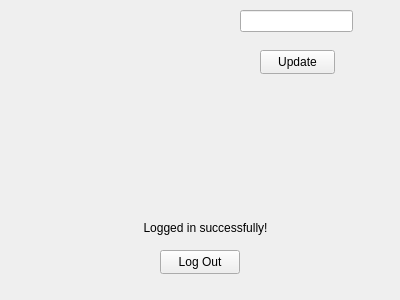
xAGitHubAccount/QTDataBase, file login.ui: the form before one commit.
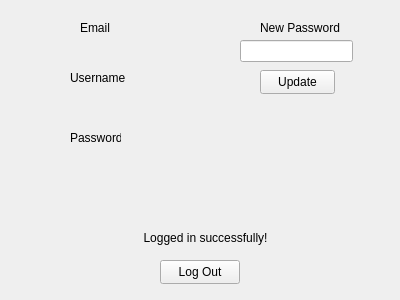
The form after the commit.

Patch:
```diff
--- a/login.ui
+++ b/login.ui
@@ -17,7 +17,7 @@
    <property name="geometry">
     <rect>
      <x>0</x>
-     <y>0</y>
+     <y>10</y>
      <width>401</width>
      <height>301</height>
     </rect>
@@ -59,7 +59,7 @@
      <property name="geometry">
       <rect>
        <x>10</x>
-       <y>10</y>
+       <y>30</y>
        <width>161</width>
        <height>16</height>
       </rect>
@@ -74,8 +74,8 @@
     <widget class="QLabel" name="userLogged">
      <property name="geometry">
       <rect>
-       <x>10</x>
-       <y>50</y>
+       <x>20</x>
+       <y>90</y>
        <width>161</width>
        <height>16</height>
       </rect>
@@ -90,8 +90,8 @@
     <widget class="QLabel" name="passLogged">
      <property name="geometry">
       <rect>
-       <x>10</x>
-       <y>20</y>
+       <x>20</x>
+       <y>160</y>
        <width>161</width>
        <height>16</height>
       </rect>
@@ -107,7 +107,7 @@
      <property name="geometry">
       <rect>
        <x>240</x>
-       <y>10</y>
+       <y>30</y>
        <width>113</width>
        <height>22</height>
       </rect>
@@ -117,7 +117,7 @@
      <property name="geometry">
       <rect>
        <x>260</x>
-       <y>50</y>
+       <y>60</y>
        <width>75</width>
        <height>24</height>
       </rect>
@@ -126,6 +126,58 @@
       <string>Update</string>
      </property>
     </widget>
+    <widget class="QLabel" name="label_2">
+     <property name="geometry">
+      <rect>
+       <x>260</x>
+       <y>10</y>
+       <width>81</width>
+       <height>16</height>
+      </rect>
+     </property>
+     <property name="text">
+      <string>New Password</string>
+     </property>
+    </widget>
+    <widget class="QLabel" name="label_3">
+     <property name="geometry">
+      <rect>
+       <x>80</x>
+       <y>10</y>
+       <width>49</width>
+       <height>16</height>
+      </rect>
+     </property>
+     <property name="text">
+      <string>Email</string>
+     </property>
+    </widget>
+    <widget class="QLabel" name="label_4">
+     <property name="geometry">
+      <rect>
+       <x>70</x>
+       <y>60</y>
+       <width>61</width>
+       <height>16</height>
+      </rect>
+     </property>
+     <property name="text">
+      <string>Username</string>
+     </property>
+    </widget>
+    <widget class="QLabel" name="label_5">
+     <property name="geometry">
+      <rect>
+       <x>70</x>
+       <y>120</y>
+       <width>51</width>
+       <height>16</height>
+      </rect>
+     </property>
+     <property name="text">
+      <string>Password</string>
+     </property>
+    </widget>
    </widget>
   </widget>
  </widget>
```
